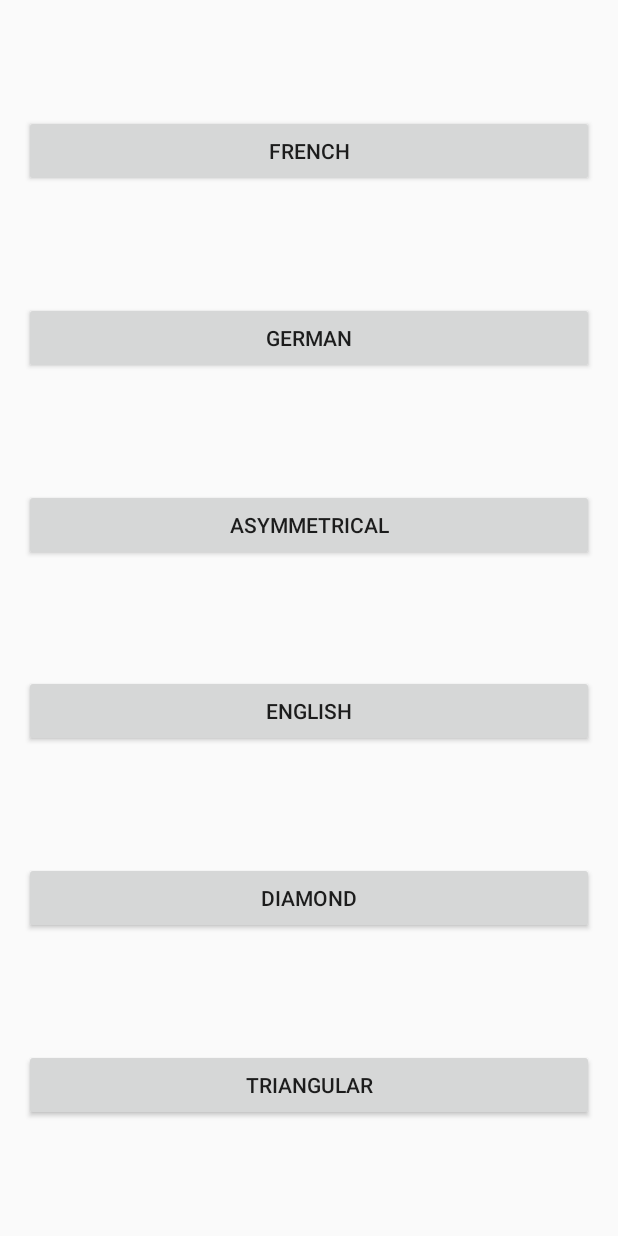
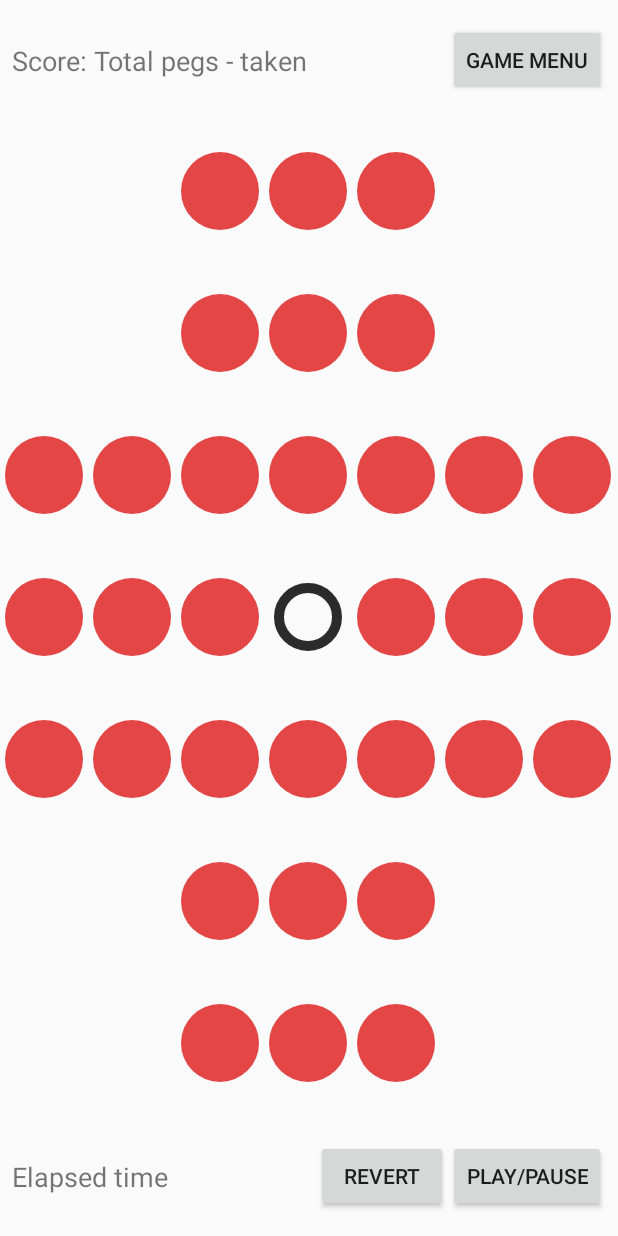
Before and after one commit to ermanergoz/PegSolutarie, an Android app: the screen it shows after launch (MainActivity), on a phone screen of 412 x 824 dp. Run offline under Robolectric (Android 15) with nearby library versions, the phone set to English and light mode, and no system bars.

```diff
--- a/app/src/main/java/com/erman/pegsolitarie/MainActivity.kt
+++ b/app/src/main/java/com/erman/pegsolitarie/MainActivity.kt
@@ -5,8 +5,9 @@ import android.os.Bundle
 import android.view.WindowManager
 import androidx.appcompat.app.AppCompatActivity
 import androidx.fragment.app.FragmentManager
+import kotlinx.android.synthetic.main.activity_main.*
 
-class MainActivity : AppCompatActivity(), GameSelectionFragmentListener {
+class MainActivity : AppCompatActivity(), GameSelectionDialogListener {
 
     private val fragmentManager: FragmentManager = supportFragmentManager
 
@@ -16,17 +17,19 @@ class MainActivity : AppCompatActivity(), GameSelectionFragmentListener {
         requestedOrientation = ActivityInfo.SCREEN_ORIENTATION_PORTRAIT
         window.setFlags(WindowManager.LayoutParams.FLAG_FULLSCREEN, WindowManager.LayoutParams.FLAG_FULLSCREEN)
 
-        fragmentManager.beginTransaction().replace(R.id.fragmentContainer, GameSelectionFragment()).addToBackStack("").commit()
+        gameGridHolder.addView(constructEnglishBoard(this))
+
+        gameMenuButton.setOnClickListener {
+            val newFragment = GameSelectionFragment()
+            newFragment.show(fragmentManager, "")
+        }
+
     }
 
-    override fun gameSelectionFragmentListener(selectedGame: String) {
-        fragmentManager.beginTransaction().replace(R.id.fragmentContainer, GameFragment(selectedGame)).addToBackStack("").commit()
-    }
-
-    override fun onBackPressed() {
-        super.onBackPressed()
-
-        if (fragmentManager.backStackEntryCount == 0)
-            finish()
+    override fun gameSelectionDialogListener(gameSelection: String) {
+        if(gameSelection == KEY_ENGLISH_BOARD) {
+            gameGridHolder.removeAllViews()
+            gameGridHolder.addView(constructEnglishBoard(this))
+        }
     }
 }
--- a/app/src/main/res/layout/activity_main.xml
+++ b/app/src/main/res/layout/activity_main.xml
@@ -1,16 +1,106 @@
 <?xml version="1.0" encoding="utf-8"?>
-<LinearLayout xmlns:android="http://schemas.android.com/apk/res/android"
+<androidx.constraintlayout.widget.ConstraintLayout xmlns:android="http://schemas.android.com/apk/res/android"
     xmlns:app="http://schemas.android.com/apk/res-auto"
     xmlns:tools="http://schemas.android.com/tools"
     android:layout_width="match_parent"
-    android:layout_height="match_parent"
-    android:orientation="vertical">
+    android:layout_height="match_parent">
+
+    <androidx.constraintlayout.widget.ConstraintLayout
+        android:id="@+id/toolbarTop"
+        android:layout_width="match_parent"
+        android:layout_height="80dp"
+
+        app:layout_constraintEnd_toEndOf="parent"
+        app:layout_constraintStart_toStartOf="parent"
+        app:layout_constraintTop_toTopOf="parent">
+
+        <TextView
+            android:id="@+id/scoreTextView"
+            android:layout_width="wrap_content"
+            android:layout_height="wrap_content"
+            android:layout_marginStart="8dp"
+            android:layout_marginLeft="8dp"
+            android:text="Score: Total pegs - taken"
+            android:textSize="18sp"
+            app:layout_constraintBottom_toBottomOf="parent"
+            app:layout_constraintStart_toStartOf="parent"
+            app:layout_constraintTop_toTopOf="parent" />
+
+        <Button
+            android:id="@+id/gameMenuButton"
+            android:layout_width="wrap_content"
+            android:layout_height="wrap_content"
+            android:layout_marginStart="8dp"
+            android:layout_marginLeft="8dp"
+            android:layout_marginEnd="8dp"
+            android:layout_marginRight="8dp"
+            android:text="Game Menu"
+            app:layout_constrainedWidth="true"
+            app:layout_constraintBottom_toBottomOf="parent"
+            app:layout_constraintEnd_toEndOf="parent"
+            app:layout_constraintHorizontal_bias="1.0"
+            app:layout_constraintStart_toEndOf="@+id/scoreTextView"
+            app:layout_constraintTop_toTopOf="parent" />
+
+    </androidx.constraintlayout.widget.ConstraintLayout>
+
+    <FrameLayout
+        android:id="@+id/gameGridHolder"
+        android:layout_width="0dp"
+        android:layout_height="0dp"
+        app:layout_constraintBottom_toTopOf="@+id/toolbarBottom"
+        app:layout_constraintEnd_toEndOf="parent"
+        app:layout_constraintStart_toStartOf="parent"
+        app:layout_constraintTop_toBottomOf="@+id/toolbarTop">
+
+    </FrameLayout>
+
+    <androidx.constraintlayout.widget.ConstraintLayout
+        android:id="@+id/toolbarBottom"
+        android:layout_width="match_parent"
+        android:layout_height="80dp"
 
 
-    <FrameLayout
-        android:id="@+id/fragmentContainer"
-        android:layout_width="match_parent"
-        android:layout_height="match_parent">
+        app:layout_constraintBottom_toBottomOf="parent"
+        app:layout_constraintEnd_toEndOf="parent"
+        app:layout_constraintHorizontal_bias="0.5"
+        app:layout_constraintStart_toStartOf="parent">
 
-    </FrameLayout>
-</LinearLayout>
+        <TextView
+            android:id="@+id/elapsedTimeTextView"
+            android:layout_width="wrap_content"
+            android:layout_height="wrap_content"
+            android:layout_marginStart="8dp"
+            android:layout_marginLeft="8dp"
+            android:text="Elapsed time"
+            android:textSize="18sp"
+            app:layout_constraintBottom_toBottomOf="parent"
+            app:layout_constraintEnd_toStartOf="@+id/revertButton"
+            app:layout_constraintHorizontal_bias="0.0"
+            app:layout_constraintStart_toStartOf="parent"
+            app:layout_constraintTop_toTopOf="parent" />
+
+        <Button
+            android:id="@+id/button"
+            android:layout_width="wrap_content"
+            android:layout_height="wrap_content"
+            android:layout_marginEnd="8dp"
+            android:layout_marginRight="8dp"
+            android:text="play/pause"
+            app:layout_constraintBottom_toBottomOf="parent"
+            app:layout_constraintEnd_toEndOf="parent"
+            app:layout_constraintTop_toTopOf="parent" />
+
+        <Button
+            android:id="@+id/revertButton"
+            android:layout_width="wrap_content"
+            android:layout_height="wrap_content"
+            android:text="Revert"
+            app:layout_constrainedWidth="true"
+            app:layout_constraintBottom_toBottomOf="parent"
+            app:layout_constraintEnd_toStartOf="@+id/button"
+            app:layout_constraintTop_toTopOf="parent" />
+
+    </androidx.constraintlayout.widget.ConstraintLayout>
+
+</androidx.constraintlayout.widget.ConstraintLayout>
```
Also changed, not shown: app/src/main/java/com/erman/pegsolitarie/GameFragment.kt (deleted, +0 -21 lines), app/src/main/java/com/erman/pegsolitarie/GameSelectionFragment.kt (+37 -17 lines), app/src/main/res/layout/fragment_game.xml (deleted, +0 -99 lines), app/src/main/res/layout/dialog_game_selection.xml (renamed from app/src/main/res/layout/fragment_game_selection.xml).
